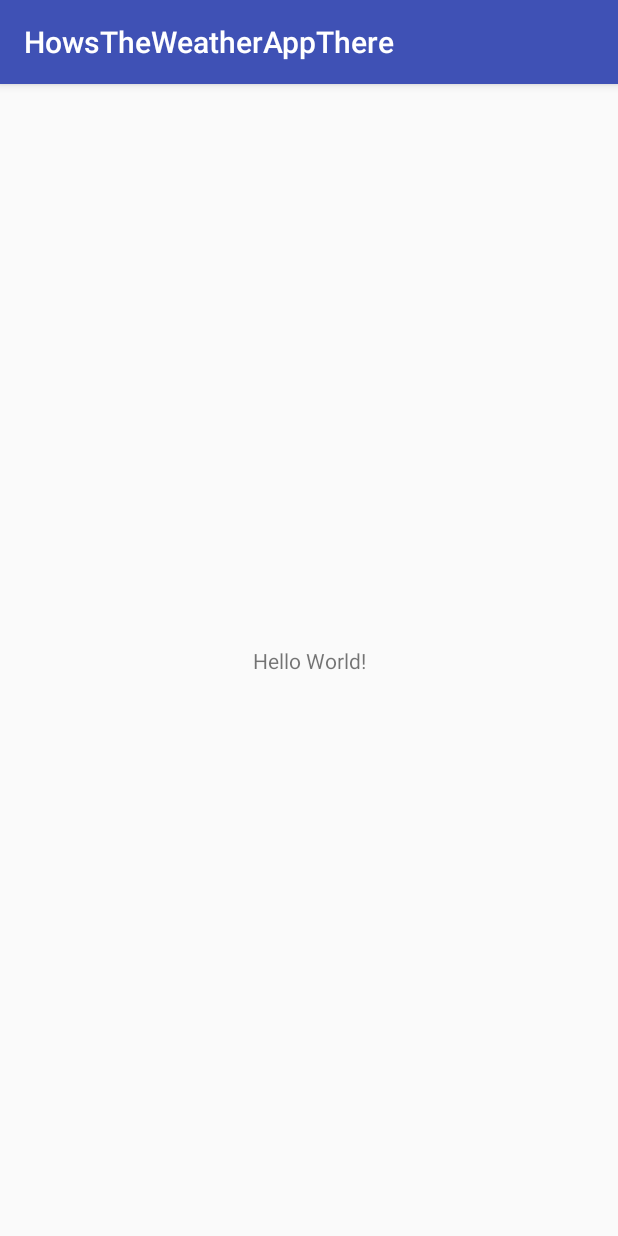
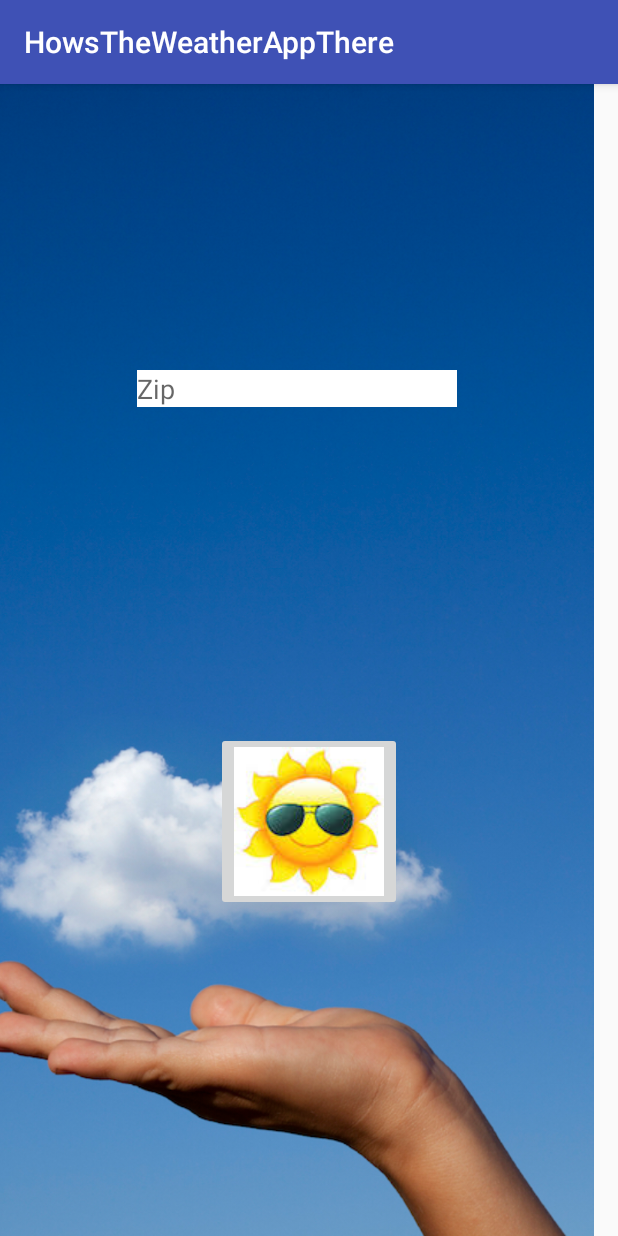
Before and after one commit to rifley/HowsTheWeatherAppThere, an Android app: the screen it shows after launch (MainActivity), on a phone screen of 412 x 824 dp. Run offline under Robolectric (Android 15) with nearby library versions, the phone set to English and light mode, and no system bars.

Commit message:
add edittext, imagebutton to mainActivity

```diff
--- a/app/build.gradle
+++ b/app/build.gradle
@@ -32,7 +32,7 @@ dependencies {
     testCompile 'junit:junit:4.12'
     compile 'com.jakewharton:butterknife:7.0.1'
     compile 'com.squareup.okhttp3:okhttp:3.2.0'
-    compile 'com.android.support:recyclerview-v7:+'
+    compile 'com.android.support:recyclerview-v7:25.3.1'
     compile 'se.akerfeldt:okhttp-signpost:1.1.0'
     compile 'com.squareup.picasso:picasso:2.5.2'
 }
--- a/app/src/main/java/com/example/guest/howstheweatherappthere/MainActivity.java
+++ b/app/src/main/java/com/example/guest/howstheweatherappthere/MainActivity.java
@@ -10,4 +10,5 @@ public class MainActivity extends AppCompatActivity {
         super.onCreate(savedInstanceState);
         setContentView(R.layout.activity_main);
     }
+
 }
--- a/app/src/main/res/layout/activity_main.xml
+++ b/app/src/main/res/layout/activity_main.xml
@@ -6,13 +6,49 @@
     android:layout_height="match_parent"
     tools:context="com.example.guest.howstheweatherappthere.MainActivity">
 
-    <TextView
+
+    <ImageView
+        android:id="@+id/imageView"
         android:layout_width="wrap_content"
         android:layout_height="wrap_content"
-        android:text="Hello World!"
+        android:layout_marginBottom="0dp"
+        android:layout_marginLeft="-16dp"
+        android:scaleType="centerCrop"
         app:layout_constraintBottom_toBottomOf="parent"
         app:layout_constraintLeft_toLeftOf="parent"
+        app:srcCompat="@drawable/cloud" />
+
+    <EditText
+        android:id="@+id/zipEditText"
+        android:layout_width="wrap_content"
+        android:layout_height="wrap_content"
+        android:background="@android:color/background_light"
+        android:ems="10"
+        android:hint="Zip"
+        android:inputType="textPersonName"
+        app:layout_constraintBottom_toBottomOf="@+id/imageView"
+        android:layout_marginBottom="8dp"
+        app:layout_constraintTop_toTopOf="@+id/imageView"
+        android:layout_marginTop="8dp"
+        android:layout_marginRight="8dp"
+        app:layout_constraintRight_toRightOf="@+id/imageView"
+        app:layout_constraintVertical_bias="0.251"
+        android:layout_marginLeft="8dp"
+        app:layout_constraintLeft_toLeftOf="parent" />
+
+    <ImageButton
+        android:id="@+id/imageButton"
+        android:layout_width="wrap_content"
+        android:layout_height="wrap_content"
+        app:srcCompat="@drawable/sun"
+        android:layout_marginLeft="8dp"
+        app:layout_constraintLeft_toLeftOf="parent"
+        android:layout_marginRight="8dp"
         app:layout_constraintRight_toRightOf="parent"
-        app:layout_constraintTop_toTopOf="parent" />
+        android:layout_marginTop="8dp"
+        app:layout_constraintTop_toBottomOf="@+id/zipEditText"
+        app:layout_constraintBottom_toBottomOf="@+id/imageView"
+        android:layout_marginBottom="8dp" />
+
 
 </android.support.constraint.ConstraintLayout>
```
Also changed, not shown: app/src/main/java/com/example/guest/howstheweatherappthere/Constants.java (added, +9 -0 lines), app/src/main/java/com/example/guest/howstheweatherappthere/models/Weather.java (+26 -2 lines), app/src/main/java/com/example/guest/howstheweatherappthere/services/WeatherService.java (+29 -3 lines), app/src/main/res/drawable/cloud.jpg (added), app/src/main/res/drawable/sun.jpeg (added).
